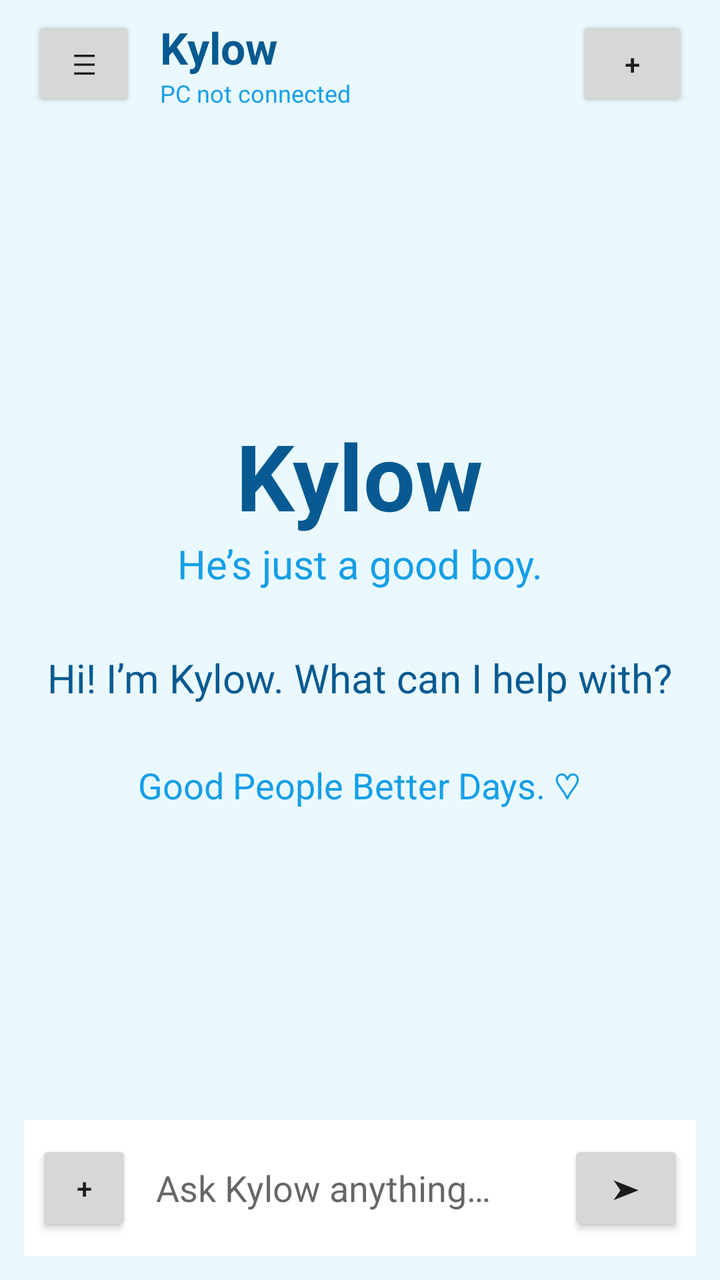
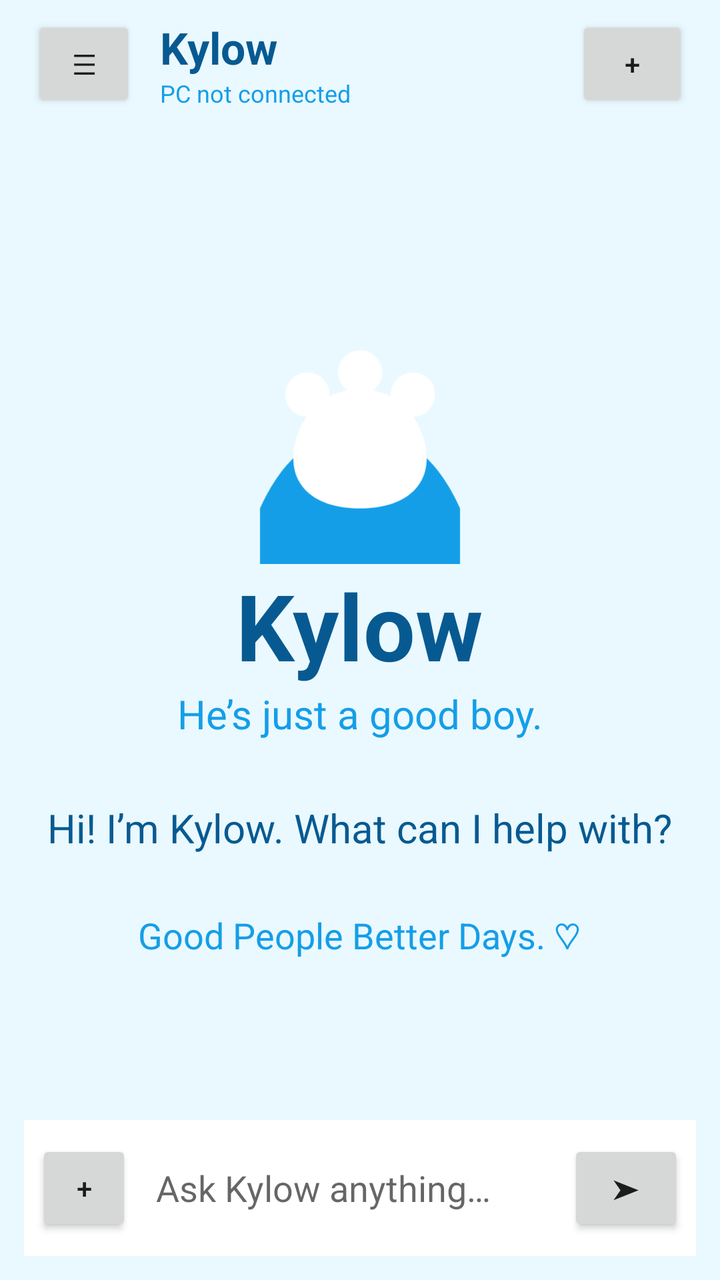

Compare the two renders of this Android layout. The source of the first and the diff that turns it into the second are given below.
<!-- AndroidManifest.xml: application theme Theme.Kylow -->
<!-- res/layout/activity_main.xml -->
<LinearLayout xmlns:android="http://schemas.android.com/apk/res/android" android:layout_width="match_parent" android:layout_height="match_parent" android:orientation="vertical" android:background="@color/kylow_soft">
<LinearLayout android:layout_width="match_parent" android:layout_height="64dp" android:gravity="center_vertical" android:paddingHorizontal="16dp"><Button android:id="@+id/menuButton" android:layout_width="52dp" android:layout_height="48dp" android:text="☰"/><LinearLayout android:layout_width="0dp" android:layout_height="wrap_content" android:layout_weight="1" android:orientation="vertical" android:paddingStart="12dp"><TextView android:layout_width="wrap_content" android:layout_height="wrap_content" android:text="Kylow" android:textSize="22sp" android:textStyle="bold" android:textColor="@color/kylow_ink"/><TextView android:id="@+id/status" android:layout_width="wrap_content" android:layout_height="wrap_content" android:text="PC not connected" android:textSize="12sp" android:textColor="@color/kylow_blue"/></LinearLayout><Button android:id="@+id/newChatButton" android:layout_width="56dp" android:layout_height="48dp" android:text="+"/></LinearLayout>
<FrameLayout android:layout_width="match_parent" android:layout_height="0dp" android:layout_weight="1" android:padding="18dp"><LinearLayout android:id="@+id/welcomePanel" android:layout_width="match_parent" android:layout_height="match_parent" android:gravity="center" android:orientation="vertical"><TextView android:layout_width="wrap_content" android:layout_height="wrap_content" android:text="Kylow" android:textSize="46sp" android:textStyle="bold" android:textColor="@color/kylow_ink"/><TextView android:layout_width="wrap_content" android:layout_height="wrap_content" android:text="He’s just a good boy." android:textSize="20sp" android:textColor="@color/kylow_blue"/><TextView android:layout_width="wrap_content" android:layout_height="wrap_content" android:text="Hi! I’m Kylow. What can I help with?" android:textSize="20sp" android:textColor="@color/kylow_ink" android:layout_marginTop="30dp"/><TextView android:layout_width="wrap_content" android:layout_height="wrap_content" android:text="Good People Better Days. ♡" android:textSize="18sp" android:textColor="@color/kylow_blue" android:layout_marginTop="28dp"/></LinearLayout><TextView android:id="@+id/responseText" android:layout_width="match_parent" android:layout_height="wrap_content" android:textColor="@color/kylow_ink" android:textSize="17sp" android:visibility="gone"/></FrameLayout>
<LinearLayout android:layout_width="match_parent" android:layout_height="wrap_content" android:orientation="vertical" android:padding="12dp"><LinearLayout android:id="@+id/toolBar" android:layout_width="match_parent" android:layout_height="wrap_content" android:visibility="gone" android:orientation="horizontal"><Button android:id="@+id/filesButton" android:layout_width="0dp" android:layout_height="48dp" android:layout_weight="1" android:text="Files"/><Button android:id="@+id/webButton" android:layout_width="0dp" android:layout_height="48dp" android:layout_weight="1" android:text="Web"/><Button android:id="@+id/tasksButton" android:layout_width="0dp" android:layout_height="48dp" android:layout_weight="1" android:text="Tasks"/><Button android:id="@+id/pairButton" android:layout_width="0dp" android:layout_height="48dp" android:layout_weight="1" android:text="PC"/></LinearLayout><LinearLayout android:layout_width="match_parent" android:layout_height="wrap_content" android:gravity="center_vertical" android:background="@color/kylow_white" android:padding="6dp"><Button android:id="@+id/toolsButton" android:layout_width="48dp" android:layout_height="48dp" android:text="+"/><EditText android:id="@+id/messageInput" android:layout_width="0dp" android:layout_height="56dp" android:layout_weight="1" android:hint="Ask Kylow anything…" android:background="@android:color/transparent" android:paddingHorizontal="12dp"/><Button android:id="@+id/sendButton" android:layout_width="58dp" android:layout_height="48dp" android:text="➤"/></LinearLayout></LinearLayout></LinearLayout>
<!-- resources referenced by this layout -->
<resources>
  <color name="kylow_blue">#159EE8</color>
  <color name="kylow_ink">#075A91</color>
  <color name="kylow_soft">#EAF9FF</color>
  <color name="kylow_white">#FFFFFF</color>
  <style name="Theme.Kylow" parent="Theme.AppCompat.DayNight.NoActionBar" />
</resources>

<!-- the commit's change to res/layout/activity_main.xml (unified diff, before → after) -->
@@ -1,4 +1,4 @@
 <LinearLayout xmlns:android="http://schemas.android.com/apk/res/android" android:layout_width="match_parent" android:layout_height="match_parent" android:orientation="vertical" android:background="@color/kylow_soft">
 <LinearLayout android:layout_width="match_parent" android:layout_height="64dp" android:gravity="center_vertical" android:paddingHorizontal="16dp"><Button android:id="@+id/menuButton" android:layout_width="52dp" android:layout_height="48dp" android:text="☰"/><LinearLayout android:layout_width="0dp" android:layout_height="wrap_content" android:layout_weight="1" android:orientation="vertical" android:paddingStart="12dp"><TextView android:layout_width="wrap_content" android:layout_height="wrap_content" android:text="Kylow" android:textSize="22sp" android:textStyle="bold" android:textColor="@color/kylow_ink"/><TextView android:id="@+id/status" android:layout_width="wrap_content" android:layout_height="wrap_content" android:text="PC not connected" android:textSize="12sp" android:textColor="@color/kylow_blue"/></LinearLayout><Button android:id="@+id/newChatButton" android:layout_width="56dp" android:layout_height="48dp" android:text="+"/></LinearLayout>
-<FrameLayout android:layout_width="match_parent" android:layout_height="0dp" android:layout_weight="1" android:padding="18dp"><LinearLayout android:id="@+id/welcomePanel" android:layout_width="match_parent" android:layout_height="match_parent" android:gravity="center" android:orientation="vertical"><TextView android:layout_width="wrap_content" android:layout_height="wrap_content" android:text="Kylow" android:textSize="46sp" android:textStyle="bold" android:textColor="@color/kylow_ink"/><TextView android:layout_width="wrap_content" android:layout_height="wrap_content" android:text="He’s just a good boy." android:textSize="20sp" android:textColor="@color/kylow_blue"/><TextView android:layout_width="wrap_content" android:layout_height="wrap_content" android:text="Hi! I’m Kylow. What can I help with?" android:textSize="20sp" android:textColor="@color/kylow_ink" android:layout_marginTop="30dp"/><TextView android:layout_width="wrap_content" android:layout_height="wrap_content" android:text="Good People Better Days. ♡" android:textSize="18sp" android:textColor="@color/kylow_blue" android:layout_marginTop="28dp"/></LinearLayout><TextView android:id="@+id/responseText" android:layout_width="match_parent" android:layout_height="wrap_content" android:textColor="@color/kylow_ink" android:textSize="17sp" android:visibility="gone"/></FrameLayout>
+<FrameLayout android:layout_width="match_parent" android:layout_height="0dp" android:layout_weight="1" android:padding="18dp"><LinearLayout android:id="@+id/welcomePanel" android:layout_width="match_parent" android:layout_height="match_parent" android:gravity="center" android:orientation="vertical"><ImageView android:layout_width="150dp" android:layout_height="150dp" android:src="@drawable/kylow_brand_mark" android:contentDescription="Kylow"/><TextView android:layout_width="wrap_content" android:layout_height="wrap_content" android:text="Kylow" android:textSize="46sp" android:textStyle="bold" android:textColor="@color/kylow_ink"/><TextView android:layout_width="wrap_content" android:layout_height="wrap_content" android:text="He’s just a good boy." android:textSize="20sp" android:textColor="@color/kylow_blue"/><TextView android:layout_width="wrap_content" android:layout_height="wrap_content" android:text="Hi! I’m Kylow. What can I help with?" android:textSize="20sp" android:textColor="@color/kylow_ink" android:layout_marginTop="30dp"/><TextView android:layout_width="wrap_content" android:layout_height="wrap_content" android:text="Good People Better Days. ♡" android:textSize="18sp" android:textColor="@color/kylow_blue" android:layout_marginTop="28dp"/></LinearLayout><TextView android:id="@+id/responseText" android:layout_width="match_parent" android:layout_height="wrap_content" android:textColor="@color/kylow_ink" android:textSize="17sp" android:visibility="gone"/></FrameLayout>
 <LinearLayout android:layout_width="match_parent" android:layout_height="wrap_content" android:orientation="vertical" android:padding="12dp"><LinearLayout android:id="@+id/toolBar" android:layout_width="match_parent" android:layout_height="wrap_content" android:visibility="gone" android:orientation="horizontal"><Button android:id="@+id/filesButton" android:layout_width="0dp" android:layout_height="48dp" android:layout_weight="1" android:text="Files"/><Button android:id="@+id/webButton" android:layout_width="0dp" android:layout_height="48dp" android:layout_weight="1" android:text="Web"/><Button android:id="@+id/tasksButton" android:layout_width="0dp" android:layout_height="48dp" android:layout_weight="1" android:text="Tasks"/><Button android:id="@+id/pairButton" android:layout_width="0dp" android:layout_height="48dp" android:layout_weight="1" android:text="PC"/></LinearLayout><LinearLayout android:layout_width="match_parent" android:layout_height="wrap_content" android:gravity="center_vertical" android:background="@color/kylow_white" android:padding="6dp"><Button android:id="@+id/toolsButton" android:layout_width="48dp" android:layout_height="48dp" android:text="+"/><EditText android:id="@+id/messageInput" android:layout_width="0dp" android:layout_height="56dp" android:layout_weight="1" android:hint="Ask Kylow anything…" android:background="@android:color/transparent" android:paddingHorizontal="12dp"/><Button android:id="@+id/sendButton" android:layout_width="58dp" android:layout_height="48dp" android:text="➤"/></LinearLayout></LinearLayout></LinearLayout>
<!-- resource entries referenced after the edit -->
@@ -4,6 +4,8 @@
   <color name="kylow_ink">#075A91</color>
   <color name="kylow_soft">#EAF9FF</color>
   <color name="kylow_white">#FFFFFF</color>
+  <!-- drawable kylow_brand_mark (drawable) -->
+  <vector xmlns:android="http://schemas.android.com/apk/res/android" android:width="108dp" android:height="108dp" android:viewportWidth="108" android:viewportHeight="108"><path android:fillColor="#EAF9FF" android:pathData="M0,0h108v108h-108z"/><path android:fillColor="#159EE8" android:pathData="M18,88c8,-18 20,-28 36,-28s28,10 36,28v20h-72z"/><path android:fillColor="#FFFFFF" android:pathData="M35,39a8,8 0,1 0,0.1,0M54,31a8,8 0,1 0,0.1,0M73,39a8,8 0,1 0,0.1,0M54,45c-15,0 -24,13 -24,25 0,11 9,18 24,18s24,-7 24,-18c0,-12 -9,-25 -24,-25z"/></vector>
   <style name="Theme.Kylow" parent="Theme.AppCompat.DayNight.NoActionBar" />
 </resources>
 
